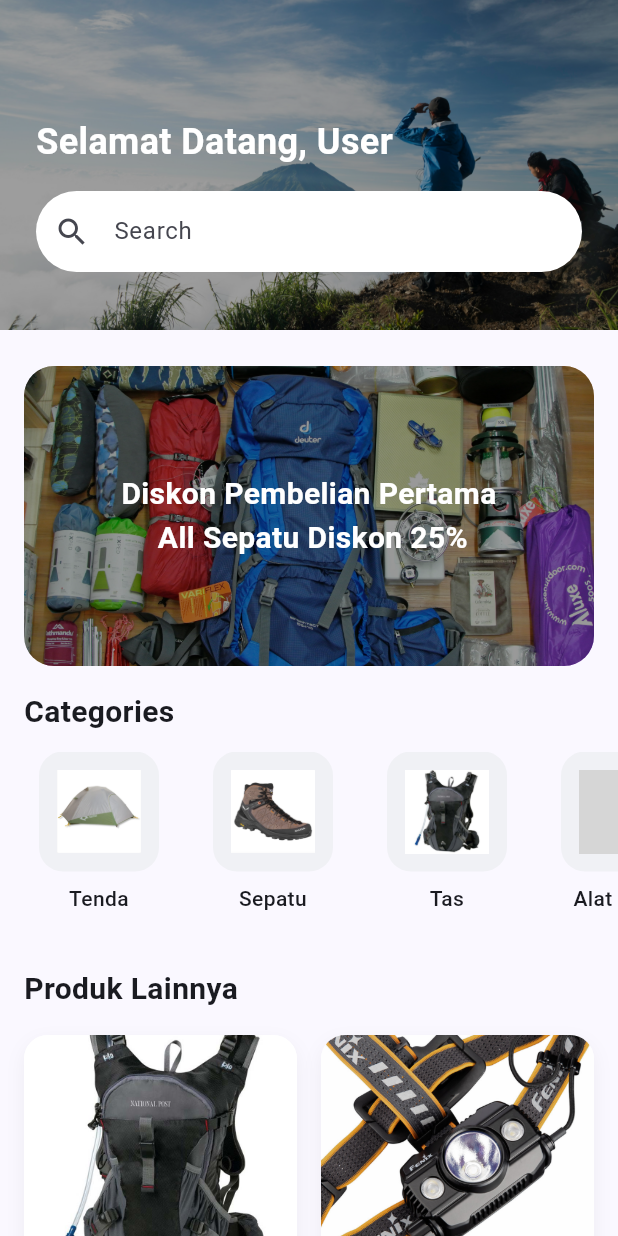
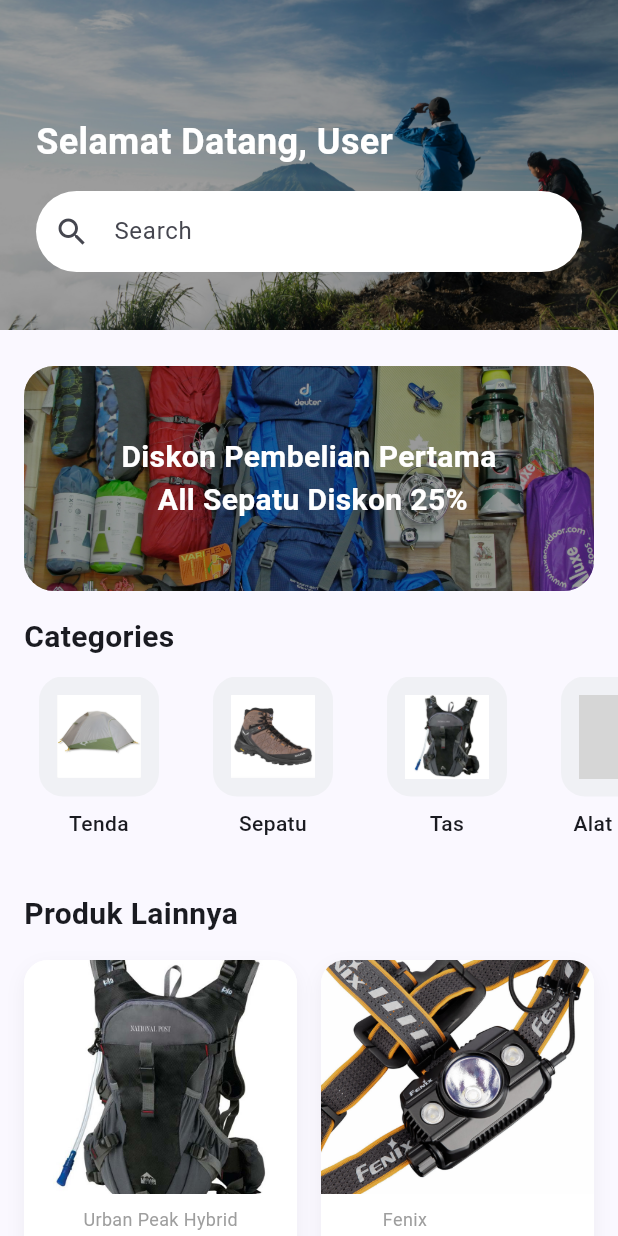
Before and after one commit to jennn1-jr/OutdoorGear, a Flutter app: the HomePage screen opened by its route, on a phone screen of 412 x 824 dp. Run offline on Flutter 3.47's test engine with Material 3 defaults, Android fonts, the phone set to English and light mode, and no system bars; grey boxes are pictures that could not be loaded.

```diff
--- a/lib/home.dart
+++ b/lib/home.dart
@@ -2,6 +2,7 @@ import 'package:flutter/material.dart';
 import 'detail_page.dart';
 import 'data/camping_data.dart'; // Pastikan path ini benar
 import 'models/camping_item.dart';
+import 'categories.dart';
 
 class HomePage extends StatelessWidget {
   final String email;
@@ -13,10 +14,10 @@ class HomePage extends StatelessWidget {
     String username = email.contains('@') ? email.split('@')[0] : email;
 
     final List<Map<String, dynamic>> categories = [
-      {'gambar': 'assets/images/Tenda.png', 'name': 'Tenda', 'filter': 'Tenda'},
-      {'gambar': 'assets/images/Sepatu.png', 'name': 'Sepatu', 'filter': 'Sepatu'},
-      {'gambar': 'assets/images/Hydropack.png', 'name': 'Tas', 'filter': 'Carrier'},
-      {'gambar': 'assets/images/sleepingbag.png', 'name': 'Alat Tidur', 'filter': 'Sleeping Bag'},
+      {'gambar': 'assets/images/Tenda.png', 'name': 'Tenda', 'filter': 'Tenda', 'gambarLatar': 'assets/images/latar_kategori_tenda.jpg'},
+      {'gambar': 'assets/images/Sepatu.png', 'name': 'Sepatu', 'filter': 'Sepatu', 'gambarLatar': 'assets/images/latar_kategori_sepatu.jpg'},
+      {'gambar': 'assets/images/Hydropack.png', 'name': 'Tas', 'filter': 'Carrier', 'gambarLatar': 'assets/images/latar_kategori_hydropack.jpg'},
+      {'gambar': 'assets/images/sleepingbag.png', 'name': 'Alat Tidur', 'filter': 'Sleeping Bag', 'gambarLatar': 'assets/images/latar_kategori_sleepingbag.jpg'},
     ];
 
     final List<String> categoryItemNames = categories.map((cat) => cat['filter'] as String).toList();
@@ -25,12 +26,12 @@ class HomePage extends StatelessWidget {
         .toList();
 
     double screenWidth = MediaQuery.of(context).size.width;
-    int crossAxisCount = (screenWidth / 220).floor().clamp(2, 6); // Aturan baru untuk grid
+    int crossAxisCount = (screenWidth / 220).floor().clamp(2, 6);
 
     return Scaffold(
       body: CustomScrollView(
         slivers: [
-          // --- 1. BAGIAN HEADER (BACKGROUND, SELAMAT DATANG, SEARCH) ---
+          // --- 1. BAGIAN HEADER (TIDAK BERUBAH) ---
           SliverToBoxAdapter(
             child: Container(
               height: screenWidth > 600 ? 300 : 220,
@@ -46,73 +47,36 @@ class HomePage extends StatelessWidget {
                 mainAxisAlignment: MainAxisAlignment.center,
                 crossAxisAlignment: CrossAxisAlignment.start,
                 children: [
-                  // Spacer untuk menurunkan posisi teks
                   const Spacer(flex: 2),
-                  Text(
-                    "Selamat Datang, $username",
-                    style: TextStyle(
-                      color: Colors.white,
-                      fontSize: screenWidth > 600 ? 32 : 24,
-                      fontWeight: FontWeight.bold,
-                    ),
-                  ),
+                  Text( "Selamat Datang, $username", style: TextStyle( color: Colors.white, fontSize: screenWidth > 600 ? 32 : 24, fontWeight: FontWeight.bold)),
                   const SizedBox(height: 16),
-                  const TextField(
-                    decoration: InputDecoration(
-                      hintText: "Search",
-                      prefixIcon: Icon(Icons.search),
-                      filled: true,
-                      fillColor: Colors.white,
-                      contentPadding: EdgeInsets.symmetric(vertical: 15),
-                      border: OutlineInputBorder(
-                        borderRadius: BorderRadius.all(Radius.circular(30)),
-                        borderSide: BorderSide.none,
-                      ),
-                    ),
-                  ),
-                   // Spacer untuk memberi jarak dari bawah
+                  const TextField( decoration: InputDecoration( hintText: "Search", prefixIcon: Icon(Icons.search), filled: true, fillColor: Colors.white, contentPadding: EdgeInsets.symmetric(vertical: 15), border: OutlineInputBorder( borderRadius: BorderRadius.all(Radius.circular(30)), borderSide: BorderSide.none))),
                   const Spacer(flex: 1),
                 ],
               ),
             ),
           ),
 
-          // --- 2. BANNER DISKON (DENGAN GAMBAR LEBIH BESAR) ---
+          // --- 2. BANNER DISKON (TIDAK BERUBAH) ---
           SliverToBoxAdapter(
             child: Padding(
               padding: const EdgeInsets.fromLTRB(16.0, 24.0, 16.0, 16.0),
               child: Container(
-                height: 200, // <-- Tinggi diperbesar
-                decoration: BoxDecoration(
-                  borderRadius: BorderRadius.circular(20),
-                ),
+                height: 150,
+                decoration: BoxDecoration( borderRadius: BorderRadius.circular(20)),
                 clipBehavior: Clip.antiAlias,
                 child: Stack(
                   children: [
-                    Positioned.fill(
-                      child: Image.asset("assets/images/Outdoor.png", fit: BoxFit.cover),
-                    ),
-                    Positioned.fill(
-                      child: Container(color: Colors.black.withOpacity(0.4)),
-                    ),
-                    const Center(
-                      child: Text(
-                        "Diskon Pembelian Pertama\n All Sepatu Diskon 25%",
-                        textAlign: TextAlign.center,
-                        style: TextStyle(
-                          color: Colors.white,
-                          fontSize: 20,
-                          fontWeight: FontWeight.bold,
-                        ),
-                      ),
-                    ),
+                    Positioned.fill( child: Image.asset("assets/images/Outdoor.png", fit: BoxFit.cover)),
+                    Positioned.fill( child: Container(color: Colors.black.withOpacity(0.4))),
+                    const Center( child: Text( "Diskon Pembelian Pertama\n All Sepatu Diskon 25%", textAlign: TextAlign.center, style: TextStyle( color: Colors.white, fontSize: 20, fontWeight: FontWeight.bold))),
                   ],
                 ),
               ),
             ),
           ),
 
-          // --- 3. KATEGORI (DITENGAHKAN DI DESKTOP) ---
+          // --- 3. KATEGORI (DIKEMBALIKAN DAN BISA DI-KLIK) ---
           SliverToBoxAdapter(
             child: Column(
               crossAxisAlignment: CrossAxisAlignment.start,
@@ -122,20 +86,20 @@ class HomePage extends StatelessWidget {
                   child: Text("Categories", style: TextStyle(fontSize: 20, fontWeight: FontWeight.bold)),
                 ),
                 const SizedBox(height: 12),
-                // Center widget untuk menempatkan ListView di tengah
                 Center(
                   child: SizedBox(
-                    height: 120, // <-- Tinggi kontainer diperbesar
+                    height: 120,
                     child: ListView.builder(
                       scrollDirection: Axis.horizontal,
                       padding: const EdgeInsets.symmetric(horizontal: 16),
                       itemCount: categories.length,
-                      // ShrinkWrap agar ListView mengambil lebar sesuai isinya
                       shrinkWrap: true,
                       itemBuilder: (context, index) {
+                        // Memanggil CategoryCard dengan semua data yang dibutuhkan
                         return CategoryCard(
-                          gambar: categories[index]['gambar'],
-                          name: categories[index]['name'],
+                          gambar: categories[index]['gambar']!,
+                          name: categories[index]['name']!,
+                          filter: categories[index]['filter']!, // <-- Kirim filter
                         );
                       },
                     ),
@@ -145,7 +109,7 @@ class HomePage extends StatelessWidget {
             ),
           ),
 
-          // --- 4. SEMUA PRODUK LAINNYA (GRID RESPONSIVE) ---
+          // --- 4. SEMUA PRODUK LAINNYA (TIDAK BERUBAH) ---
           const SliverToBoxAdapter(
             child: Padding(
               padding: EdgeInsets.fromLTRB(16.0, 24.0, 16.0, 16.0),
@@ -174,8 +138,7 @@ class HomePage extends StatelessWidget {
   }
 }
 
-// === WIDGET-WIDGET CARD (TIDAK BERUBAH) ===
-
+// === WIDGET CARD PRODUK (TIDAK BERUBAH) ===
 class ProductCard extends StatelessWidget {
   final CampingItem item;
   const ProductCard({super.key, required this.item});
@@ -221,21 +184,45 @@ class ProductCard extends StatelessWidget {
   }
 }
 
+
+// === WIDGET KATEGORI (DIPERBARUI AGAR BISA DI-KLIK) ===
 class CategoryCard extends StatelessWidget {
   final String gambar;
   final String name;
-  const CategoryCard({super.key, required this.gambar, required this.name});
+  final String filter; // <-- Tambahkan ini untuk data navigasi
+
+  const CategoryCard({
+    super.key,
+    required this.gambar,
+    required this.name,
+    required this.filter, // <-- Tambahkan ini
+  });
+
   @override
   Widget build(BuildContext context) {
-    return Container(
-      width: 100, // <-- Lebar diperbesar
+    // Bungkus dengan GestureDetector agar bisa di-tap
+    return GestureDetector(
+      onTap: () {
+        // Logika untuk pindah ke halaman kategori
+        Navigator.push(
+          context,
+          MaterialPageRoute(
+            builder: (context) => CategoryPage(
+              categoryName: name,
+              categoryFilter: filter,
+            ),
+          ),
+        );
+      },
+      child: Container(
+        width: 100,
         margin: const EdgeInsets.only(right: 16),
         child: Column(
           children: [
             Container(
-            height: 80, // <-- Tinggi diperbesar
-            width: 80,  // <-- Lebar diperbesar
-            padding: const EdgeInsets.all(12.0), // Padding disesuaikan
+              height: 80,
+              width: 80,
+              padding: const EdgeInsets.all(12.0),
               decoration: BoxDecoration(
                 color: const Color(0xFFF0F1F5),
                 borderRadius: BorderRadius.circular(16),
@@ -243,8 +230,12 @@ class CategoryCard extends StatelessWidget {
               child: Image.asset(gambar, fit: BoxFit.contain),
             ),
             const SizedBox(height: 8),
-          Text(name, textAlign: TextAlign.center, style: const TextStyle(fontSize: 14, fontWeight: FontWeight.w500)),
+            Text(name,
+                textAlign: TextAlign.center,
+                style:
+                    const TextStyle(fontSize: 14, fontWeight: FontWeight.w500)),
           ],
+        ),
       ),
     );
   }
```
Also changed, not shown: lib/categories.dart (added, +169 -0 lines). Lines whose indentation alone changed are shown as unchanged.
